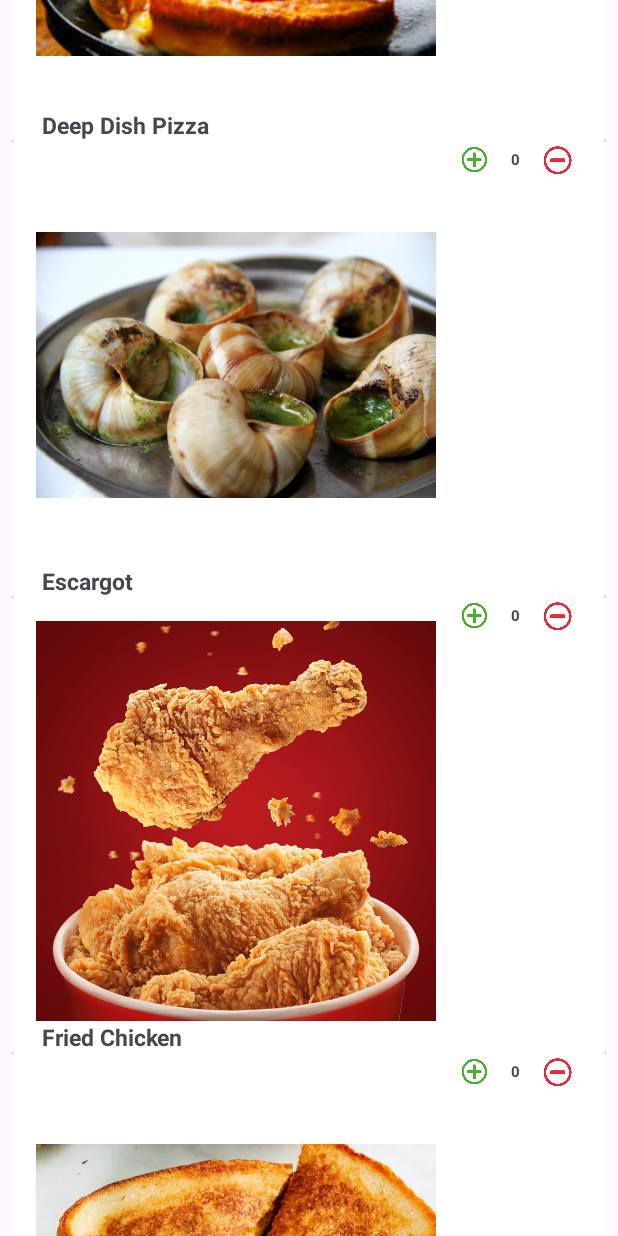
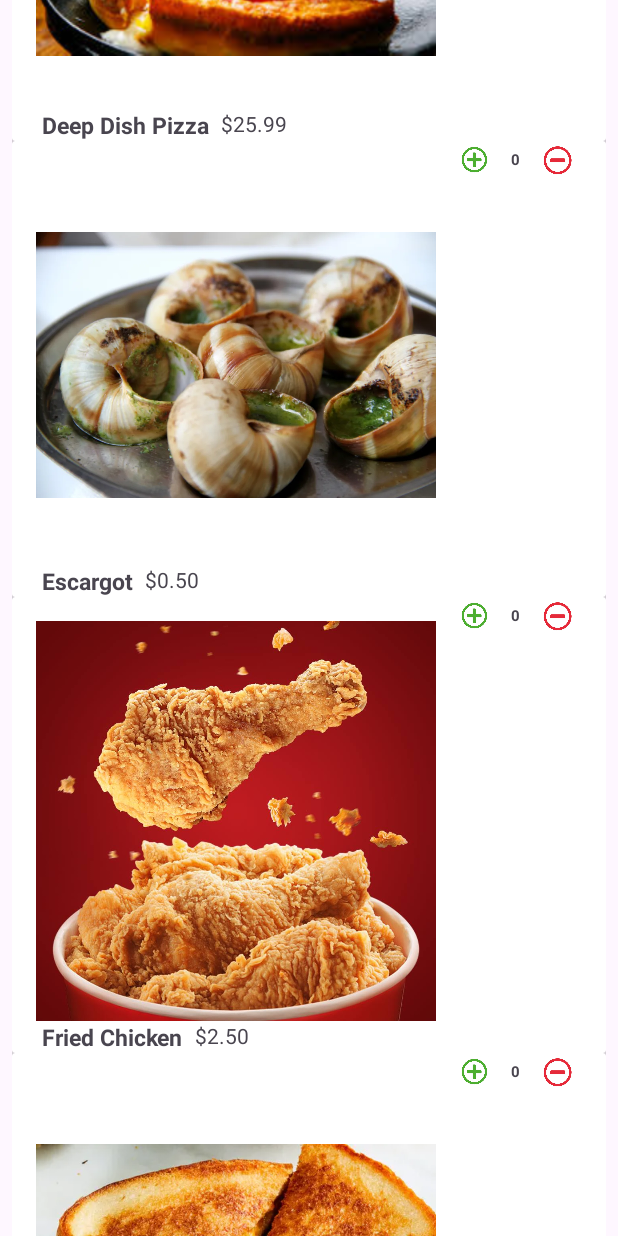
Before and after one commit to CheahYan/RecyclerViewKotlin, an Android app: the screen it shows after launch (MainActivity), scrolled down 1730 dp, on a phone screen of 412 x 824 dp. Run offline under Robolectric (Android 15) with nearby library versions, the phone set to English and light mode, and no system bars.

Commit message:
Add price to food and edit summary

```diff
--- a/app/src/main/java/com/example/secondrecyclerviewapp/MainActivity.kt
+++ b/app/src/main/java/com/example/secondrecyclerviewapp/MainActivity.kt
@@ -62,34 +62,34 @@
         }
 
 
-        foodList.add(Model(R.drawable.food_apple_pie, "Apple Pie", 0))
-        foodList.add(Model(R.drawable.food_avocados, "Avocados", 0))
-        foodList.add(Model(R.drawable.food_burger, "Burger", 0))
-        foodList.add(Model(R.drawable.food_chicken_tenders, "Chicken Tenders", 0))
-        foodList.add(Model(R.drawable.food_fish_and_chips, "Fish And Chips", 0))
-        foodList.add(Model(R.drawable.food_deep_dish_pizza, "Deep Dish Pizza", 0))
-        foodList.add(Model(R.drawable.food_escargot, "Escargot", 0))
-        foodList.add(Model(R.drawable.food_fried_chicken, "Fried Chicken", 0))
-        foodList.add(Model(R.drawable.food_grilled_cheese_toast, "Grill Cheese Toast", 0))
-        foodList.add(Model(R.drawable.food_mapo_tofu, "Mapo Tofu", 0))
-        foodList.add(Model(R.drawable.food_pancakes, "Pancake", 0))
-        foodList.add(Model(R.drawable.food_ramen, "Ramen", 0))
-        foodList.add(Model(R.drawable.food_rigatoni_pasta, "Rigatoni Pasta", 0))
-        foodList.add(Model(R.drawable.food_waffles, "Waffles", 0))
-        foodList.add(Model(R.drawable.food_watermelon, "Watermelon", 0))
-        foodList.add(Model(R.drawable.food_grilled_duck_drumstick, "Grilled Duck Drumstick", 0))
-        foodList.add(Model(R.drawable.food_ham_and_cheese_sandwich, "Ham And Cheese Sandwich", 0))
+        foodList.add(Model(R.drawable.food_apple_pie, "Apple Pie", 0, 2.40))
+        foodList.add(Model(R.drawable.food_avocados, "Avocados", 0, 1.11))
+        foodList.add(Model(R.drawable.food_burger, "Burger", 0, 6.59))
+        foodList.add(Model(R.drawable.food_chicken_tenders, "Chicken Tenders", 0, 1.80))
+        foodList.add(Model(R.drawable.food_fish_and_chips, "Fish And Chips", 0, 11.80))
+        foodList.add(Model(R.drawable.food_deep_dish_pizza, "Deep Dish Pizza", 0, 25.99))
+        foodList.add(Model(R.drawable.food_escargot, "Escargot", 0, 0.50))
+        foodList.add(Model(R.drawable.food_fried_chicken, "Fried Chicken", 0, 2.50))
+        foodList.add(Model(R.drawable.food_grilled_cheese_toast, "Grill Cheese Toast", 0, 1.60))
+        foodList.add(Model(R.drawable.food_mapo_tofu, "Mapo Tofu", 0, 8.40))
+        foodList.add(Model(R.drawable.food_pancakes, "Pancake", 0, 2.30))
+        foodList.add(Model(R.drawable.food_ramen, "Ramen", 0, 7.50))
+        foodList.add(Model(R.drawable.food_rigatoni_pasta, "Rigatoni Pasta", 0, 8.90))
+        foodList.add(Model(R.drawable.food_waffles, "Waffles", 0, 1.80))
+        foodList.add(Model(R.drawable.food_watermelon, "Watermelon", 0, 5.60))
+        foodList.add(Model(R.drawable.food_grilled_duck_drumstick, "Grilled Duck Drumstick", 0, 2.80))
+        foodList.add(Model(R.drawable.food_ham_and_cheese_sandwich, "Ham And Cheese Sandwich", 0, 2.30))
         foodList.add(Model(R.drawable.food_honey_garlic_prawns_with_broccoli_and_rice, "Honey Garlic Prawns" +
-                " With Broccoli And Rice", 0))
-        foodList.add(Model(R.drawable.food_jollibee_fried_chicken_sandwich, "Jollibee Fried Chicken Sandwich", 0))
-        foodList.add(Model(R.drawable.food_lasagna, "Lasagna", 0))
-        foodList.add(Model(R.drawable.food_macaroni, "Macaroni", 0))
-        foodList.add(Model(R.drawable.food_masala_thosai, "Masala Thosai", 0))
-        foodList.add(Model(R.drawable.food_pizza, "Pizza", 0))
-        foodList.add(Model(R.drawable.food_potato_chips, "Potato Chips", 0))
-        foodList.add(Model(R.drawable.food_strawberry, "Strawberry", 0))
-        foodList.add(Model(R.drawable.food_strawberry_milk, "Strawberry Milk", 0))
-        foodList.add(Model(R.drawable.food_strawberry_shortcake, "Strawberry Shortcake", 0))
+                " With Broccoli And Rice", 0, 12.80))
+        foodList.add(Model(R.drawable.food_jollibee_fried_chicken_sandwich, "Jollibee Fried Chicken Sandwich", 0, 6.75))
+        foodList.add(Model(R.drawable.food_lasagna, "Lasagna", 0, 12.10))
+        foodList.add(Model(R.drawable.food_macaroni, "Macaroni", 0, 6.40))
+        foodList.add(Model(R.drawable.food_masala_thosai, "Masala Thosai", 0, 2.80))
+        foodList.add(Model(R.drawable.food_pizza, "Pizza", 0, 32.90))
+        foodList.add(Model(R.drawable.food_potato_chips, "Potato Chips", 0, 0.90))
+        foodList.add(Model(R.drawable.food_strawberry, "Strawberry", 0, 0.23))
+        foodList.add(Model(R.drawable.food_strawberry_milk, "Strawberry Milk", 0, 1.20))
+        foodList.add(Model(R.drawable.food_strawberry_shortcake, "Strawberry Shortcake", 0, 2.50))
 
         activityMainBinding.checkoutButton.setOnClickListener {
             val goCheckoutIntent = Intent(this, CheckoutActivity::class.java)
--- a/app/src/main/java/com/example/secondrecyclerviewapp/MainAdapter.kt
+++ b/app/src/main/java/com/example/secondrecyclerviewapp/MainAdapter.kt
@@ -18,6 +18,7 @@
         var image = itemView.findViewById<ImageView>(R.id.foodImage)
         var foodName = itemView.findViewById<TextView>(R.id.foodName)
         var foodQuantity = itemView.findViewById<TextView>(R.id.foodQuantity)
+        var foodPrice = itemView.findViewById<TextView>(R.id.foodPrice)
 
         var incrementButton = itemView.findViewById<ImageButton>(R.id.incrementButton)
         var decrementButton = itemView.findViewById<ImageButton>(R.id.decrementButton)
@@ -37,6 +38,7 @@
         holder.image.setImageResource(item.foodImage)
         holder.foodName.text = item.foodTitle
         holder.foodQuantity.text = item.quantity.toString()
+        holder.foodPrice.text = "$" + "%.2f".format(item.price)
 
         val layoutParams = holder.image.layoutParams
         layoutParams.width = imageWidthOrHeight
--- a/app/src/main/java/com/example/secondrecyclerviewapp/Model.kt
+++ b/app/src/main/java/com/example/secondrecyclerviewapp/Model.kt
@@ -6,5 +6,6 @@
 data class Model(
     var foodImage:Int,
     var foodTitle:String,
-    var quantity:Int
+    var quantity:Int,
+    var price:Double
 ) : Serializable
--- a/app/src/main/java/com/example/secondrecyclerviewapp/checkout/CheckoutAdapter.kt
+++ b/app/src/main/java/com/example/secondrecyclerviewapp/checkout/CheckoutAdapter.kt
@@ -13,6 +13,7 @@
     class ViewHolder (itemView: View) : RecyclerView.ViewHolder(itemView){
         var foodName = itemView.findViewById<TextView>(R.id.checkoutFoodName)
         var foodQuantity = itemView.findViewById<TextView>(R.id.checkoutFoodQuantity)
+        var foodPrice = itemView.findViewById<TextView>(R.id.checkoutFoodPrice)
 
     }
 
@@ -29,5 +30,6 @@
         val item = FoodList[position]
         holder.foodName.text = item.foodTitle
         holder.foodQuantity.text = item.quantity.toString()
+        holder.foodPrice.text = "$" + "%.2f".format(item.price)
     }
 }
--- a/app/src/main/res/layout/item_layout.xml
+++ b/app/src/main/res/layout/item_layout.xml
@@ -70,6 +70,15 @@
             app:layout_constraintStart_toStartOf="parent"
             app:layout_constraintTop_toBottomOf="@+id/foodImage" />
 
+        <TextView
+            android:id="@+id/foodPrice"
+            android:layout_width="wrap_content"
+            android:layout_height="wrap_content"
+            android:layout_marginStart="8dp"
+            android:text="TextView"
+            app:layout_constraintStart_toEndOf="@+id/foodName"
+            app:layout_constraintTop_toTopOf="@+id/foodName" />
+
     </androidx.constraintlayout.widget.ConstraintLayout>
 
 
```
Also changed, not shown: app/src/main/res/layout/activity_checkout_one_per_row.xml (+16 -4 lines), app/src/main/res/layout/checkout_item_layout.xml (+13 -2 lines).
